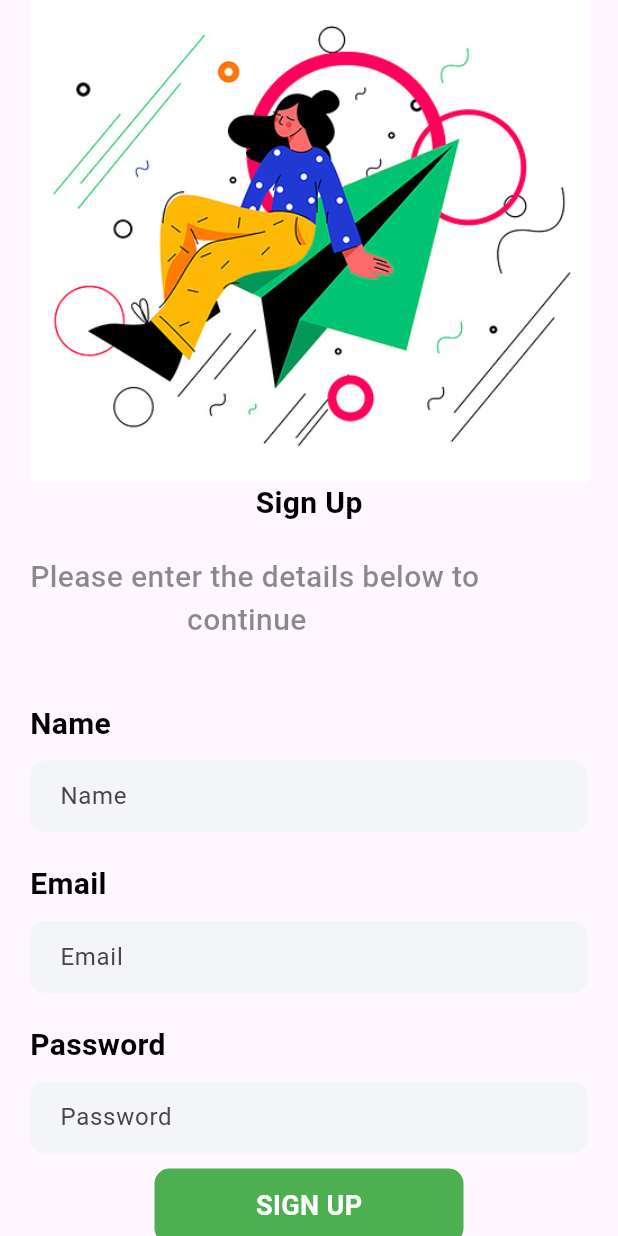
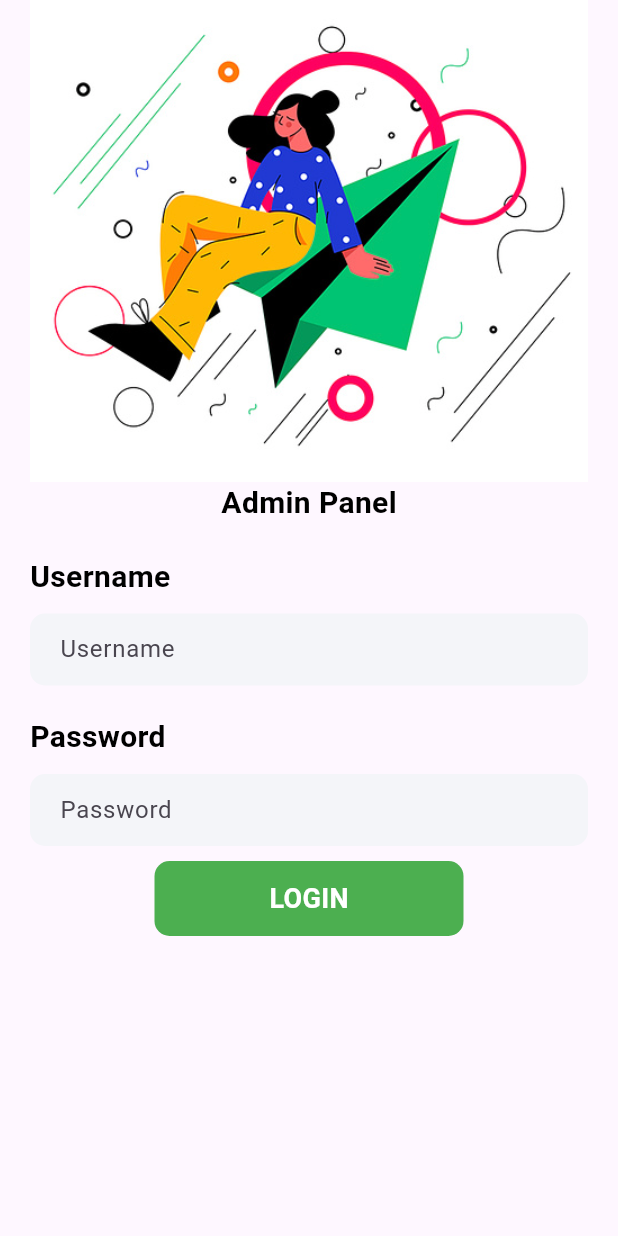
Before and after one commit to Sarinaryal/fullstack_shopping_app_flutter, a Flutter app: the screen it shows after launch, on a phone screen of 412 x 824 dp. Run offline on Flutter 3.47's test engine with Material 3 defaults, Android fonts, the light colour scheme and no system bars; our stand-ins replace cloud_firestore, curved_navigation_bar, firebase_auth, firebase_core, random_string, shared_preferences; accounts and stored records are empty.

Commit message:
Design Admin login page with authentication

```diff
--- /dev/null
+++ b/lib/Admin/admin_login.dart
@@ -0,0 +1,153 @@
+import 'package:cloud_firestore/cloud_firestore.dart';
+import 'package:flutter/material.dart';
+import 'package:flutter_shopping_app/pages/bottom_nav.dart';
+import 'package:flutter_shopping_app/pages/home.dart';
+import 'package:flutter_shopping_app/widget/support_widget.dart';
+
+class AdminLogin extends StatefulWidget {
+  const AdminLogin({super.key});
+
+  @override
+  State<AdminLogin> createState() => _AdminLoginState();
+}
+
+class _AdminLoginState extends State<AdminLogin> {
+  TextEditingController usernamecontroller = new TextEditingController();
+  TextEditingController userpasswordcontroller = new TextEditingController();
+
+  @override
+  Widget build(BuildContext context) {
+    return Scaffold(
+      body: SafeArea(
+        child: SingleChildScrollView(
+          child: Container(
+            margin: EdgeInsets.only(left: 20, right: 20),
+            child: Column(
+              crossAxisAlignment: CrossAxisAlignment.start,
+              children: [
+                Image.asset("images/login.png"),
+
+                Center(
+                  child: Text(
+                    'Admin Panel',
+                    style: AppWidget.mediumTextStyle(),
+                  ),
+                ),
+                SizedBox(height: 20),
+
+                //Input User-Name field
+                Text('Username', style: AppWidget.mediumTextStyle()),
+                SizedBox(height: 10),
+
+                Container(
+                  padding: EdgeInsets.only(left: 20),
+                  decoration: BoxDecoration(
+                    color: Color(0xFFF4F5F9),
+                    borderRadius: BorderRadius.circular(10),
+                  ),
+
+                  child: TextFormField(
+                    controller: usernamecontroller,
+
+                    decoration: InputDecoration(
+                      border: InputBorder.none,
+                      hintText: 'Username',
+                    ),
+                  ),
+                ),
+
+                //Input Password Field
+                SizedBox(height: 20),
+
+                Text('Password', style: AppWidget.mediumTextStyle()),
+                SizedBox(height: 10),
+
+                Container(
+                  padding: EdgeInsets.only(left: 20),
+                  decoration: BoxDecoration(
+                    color: Color(0xFFF4F5F9),
+                    borderRadius: BorderRadius.circular(10),
+                  ),
+
+                  child: TextFormField(
+                    obscureText: true,
+                    controller: userpasswordcontroller,
+
+                    decoration: InputDecoration(
+                      border: InputBorder.none,
+                      hintText: 'Password',
+                    ),
+                  ),
+                ),
+                SizedBox(height: 10),
+
+                //Admin Login button
+                GestureDetector(
+                  onTap: () {
+                    loginAdmin();
+                  },
+                  child: Center(
+                    child: Container(
+                      width: MediaQuery.of(context).size.width / 2,
+                      padding: EdgeInsets.symmetric(vertical: 12),
+                      decoration: BoxDecoration(
+                        color: Colors.green,
+                        borderRadius: BorderRadius.circular(10),
+                      ),
+
+                      child: Center(
+                        child: Text(
+                          'LOGIN',
+                          style: TextStyle(
+                            color: Colors.white,
+                            fontSize: 18,
+                            fontWeight: FontWeight.bold,
+                          ),
+                        ),
+                      ),
+                    ),
+                  ),
+                ),
+              ],
+            ),
+          ),
+        ),
+      ),
+    );
+  }
+
+  //trim removes/ignores the whitespaces
+  loginAdmin() {
+    FirebaseFirestore.instance.collection('Admin').get().then((snapshot) {
+      snapshot.docs.forEach((result) {
+        if (result.data()['username'] != usernamecontroller.text.trim()) {
+          ScaffoldMessenger.of(context).showSnackBar(
+            SnackBar(
+              backgroundColor: Colors.redAccent,
+              content: Text(
+                'Your Username is not correct',
+                style: TextStyle(fontSize: 20),
+              ),
+            ),
+          );
+        } else if (result.data()['password'] !=
+            userpasswordcontroller.text.trim()) {
+          ScaffoldMessenger.of(context).showSnackBar(
+            SnackBar(
+              backgroundColor: Colors.redAccent,
+              content: Text(
+                'Your password is not correct',
+                style: TextStyle(fontSize: 20),
+              ),
+            ),
+          );
+        } else {
+          Navigator.push(
+            context,
+            MaterialPageRoute(builder: (context) => BottomNav()),
+          );
+        }
+      });
+    });
+  }
+}
--- a/lib/main.dart
+++ b/lib/main.dart
@@ -1,5 +1,6 @@
 import 'package:firebase_core/firebase_core.dart';
 import 'package:flutter/material.dart';
+import 'package:flutter_shopping_app/Admin/admin_login.dart';
 import 'package:flutter_shopping_app/pages/home.dart';
 import 'package:flutter_shopping_app/pages/bottom_nav.dart';
 import 'package:flutter_shopping_app/pages/login.dart';
@@ -39,7 +40,8 @@ class MyApp extends StatelessWidget {
       //home: BottomNav(),
       //home: ProductDetail(),
       //home: Login(),
-      home: Signup(),
+      //home: Signup(),
+      home: AdminLogin(),
     );
   }
 }
```
